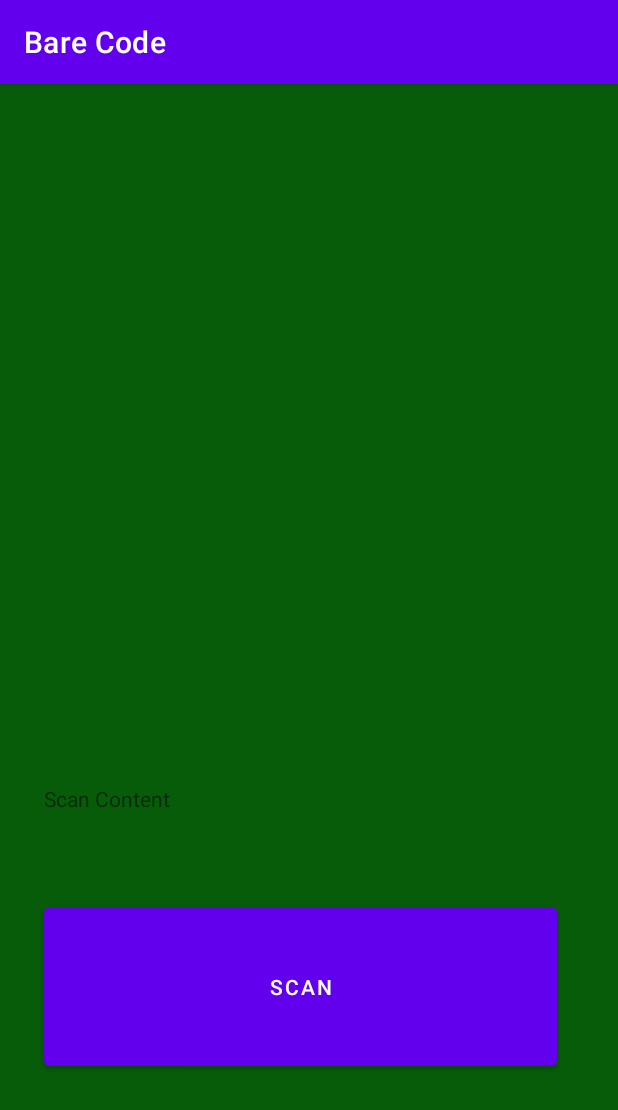
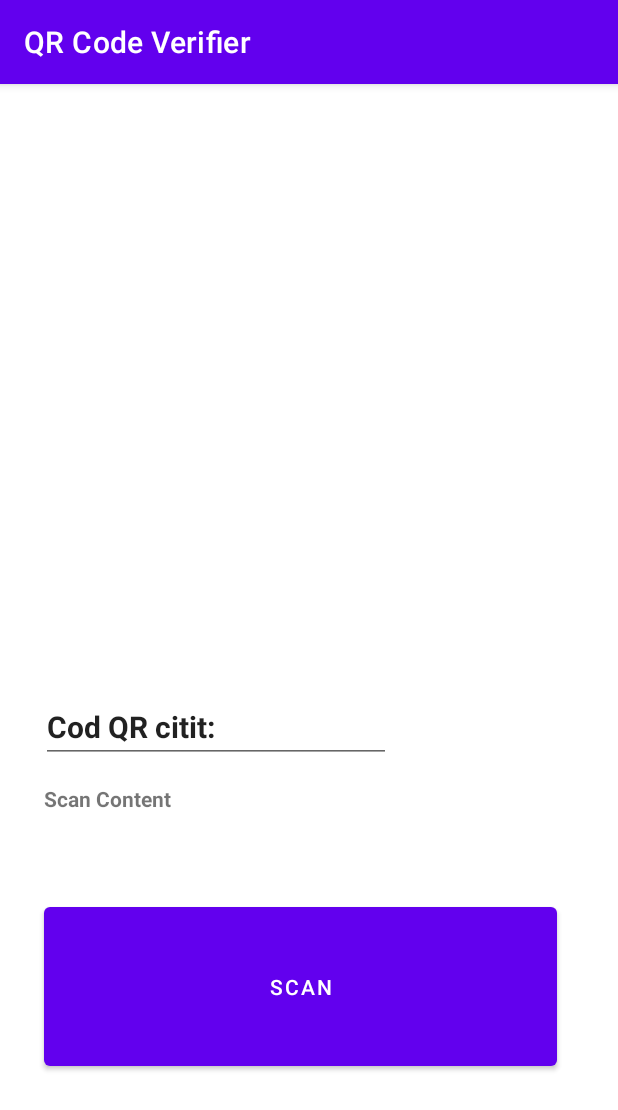
Before and after one commit to georgec252a/CodeBareCSV, an Android app: the screen it shows after launch (Scanner_zxing), on a phone screen of 412 x 824 dp. Shown: the top 1110 px of the screen. Run offline under Robolectric (Android 15) with nearby library versions, the phone set to English and light mode, and no system bars; libraries missing offline, so code that uses them is left out: com.google.zxing.integration.

Commit message:
EVO: 2
Adaugare functie de cautare in csv

```diff
--- a/app/build.gradle
+++ b/app/build.gradle
@@ -11,7 +11,7 @@ android {
         applicationId "com.Dacia.DSIRO.BareCode"
 
         minSdk 21
-        targetSdk 30
+        targetSdk 31
         versionCode 1
         versionName "1.0"
 
@@ -27,8 +27,8 @@ android {
     }
 
     compileOptions {
-        sourceCompatibility JavaVersion.VERSION_1_8
-        targetCompatibility JavaVersion.VERSION_1_8
+        sourceCompatibility JavaVersion.VERSION_11
+        targetCompatibility JavaVersion.VERSION_11
     }
 
     buildFeatures {
--- a/app/src/main/java/com/DSIRO/BareCode/Scanner_zxing.java
+++ b/app/src/main/java/com/DSIRO/BareCode/Scanner_zxing.java
@@ -126,6 +126,10 @@ public class Scanner_zxing extends AppCompatActivity implements View.OnClickList
                 alertaText.setVisibility(View.VISIBLE);
                 alertaText.setText("DE TRIMIS LA ATELIER!!!");
             }
+        }
+        else{
+            layout.setBackgroundResource(R.color.white);
+            alertaText.setVisibility(View.INVISIBLE);
         }
     }
 
@@ -262,9 +266,10 @@ public class Scanner_zxing extends AppCompatActivity implements View.OnClickList
                     }
                     scanareOK = true;
                 }
-                else
-                    resultScan=intentResult.getContents();
-
+                else {
+                    resultScan = intentResult.getContents();
+                    scanareOK = false;
+                }
 
             }
         } else {
--- a/app/src/main/res/layout/activity_scanner_zxing.xml
+++ b/app/src/main/res/layout/activity_scanner_zxing.xml
@@ -45,6 +45,7 @@
         android:layout_marginBottom="21dp"
         android:text="Scan Content"
         android:textIsSelectable="true"
+        android:textStyle="bold"
         app:layout_constraintBottom_toTopOf="@+id/scan_button"
         app:layout_constraintEnd_toEndOf="@+id/alerta_text"
         app:layout_constraintHorizontal_bias="0.0"
@@ -81,4 +82,18 @@
         app:layout_constraintStart_toStartOf="parent"
         app:layout_constraintTop_toTopOf="parent" />
 
+    <EditText
+        android:id="@+id/editTextTextPersonName"
+        android:layout_width="wrap_content"
+        android:layout_height="wrap_content"
+        android:layout_marginStart="27dp"
+        android:layout_marginBottom="14dp"
+        android:ems="10"
+        android:inputType="textPersonName"
+        android:text="Cod QR citit:"
+        android:textSize="20sp"
+        android:textStyle="bold"
+        app:layout_constraintBottom_toTopOf="@+id/scan_content"
+        app:layout_constraintStart_toStartOf="parent" />
+
 </androidx.constraintlayout.widget.ConstraintLayout>
```
Also changed, not shown: app/src/main/res/values/strings.xml (+4 -4 lines), 2 other files.
